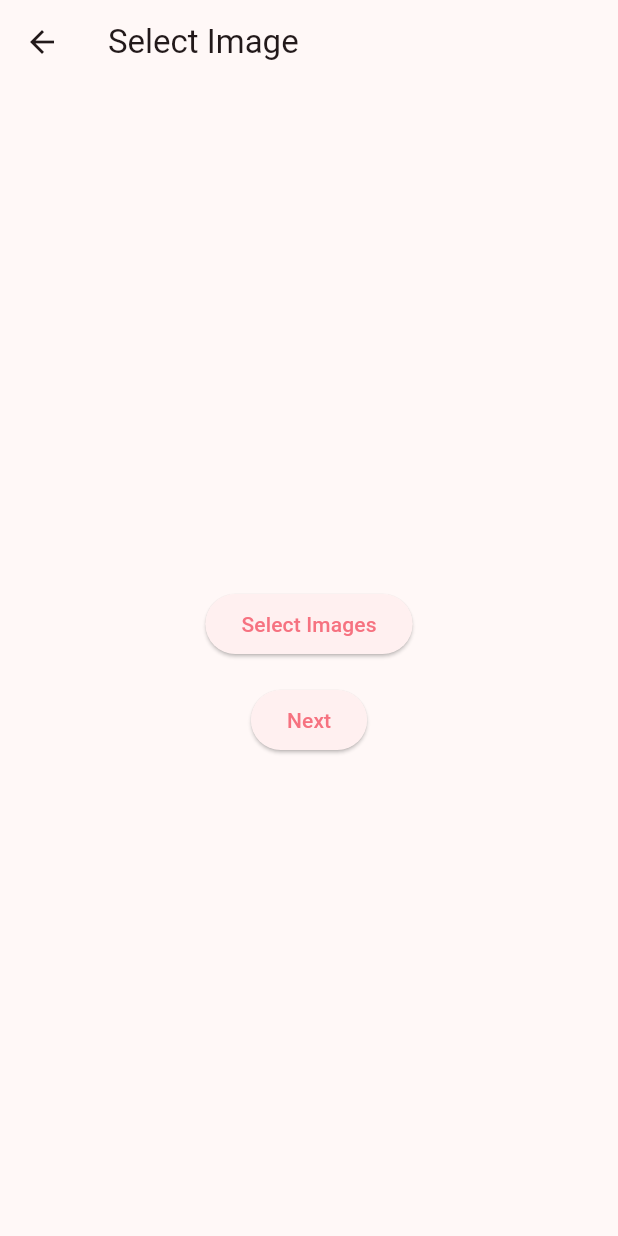
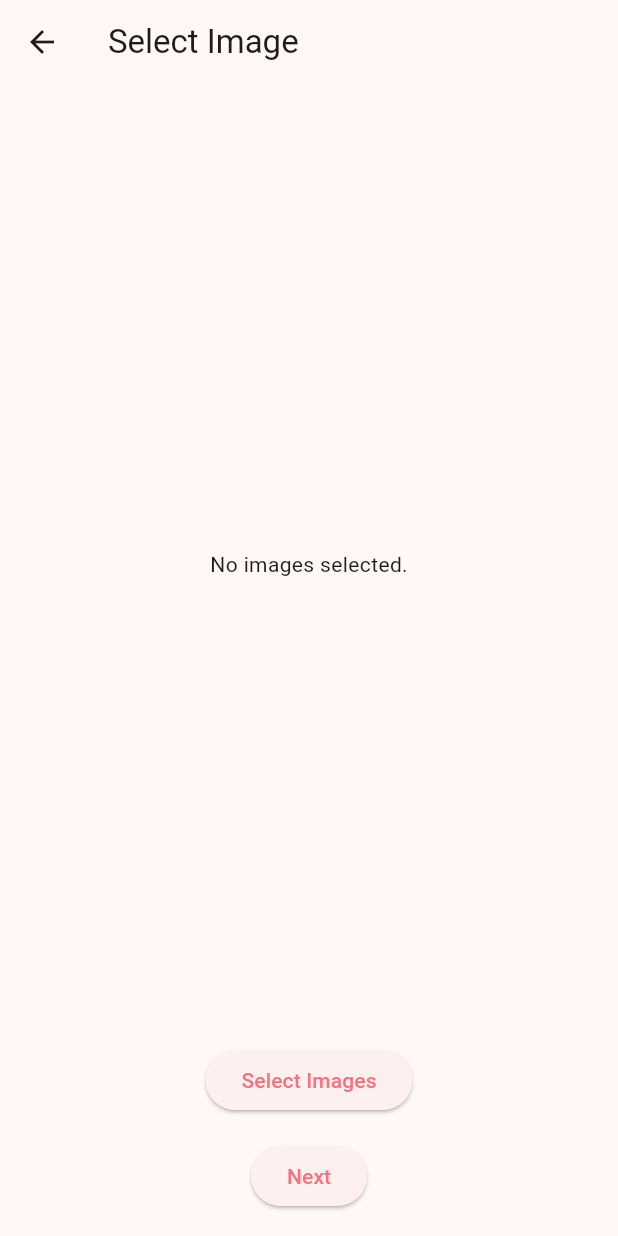
Before and after one commit to sehoon123/eggternal, a Flutter app: the SelectImageScreen screen opened directly with empty values, on a phone screen of 412 x 824 dp. Run offline on Flutter 3.47's test engine with Material 3 defaults, Android fonts, the phone set to English and light mode, and no system bars; our stand-ins replace cloud_firestore, firebase_auth, firebase_core, firebase_storage, flutter_dotenv, geocoding and 10 more; missing offline and left inert: flutter_line_sdk, geoflutterfire2, kakao_flutter_sdk; accounts and stored records are empty; generated files the repository leaves out were written again.

Commit message:
화면 레이아웃 수정

```diff
--- a/lib/screens/select_image_screen.dart
+++ b/lib/screens/select_image_screen.dart
@@ -53,22 +53,20 @@ class _SelectImageScreenState extends State<SelectImageScreen> {
       appBar: AppBar(
         title: const Text('Select Image'),
       ),
-      body: Center(
-        child: Column(
-          mainAxisAlignment: MainAxisAlignment.center,
+      body: Column(
         children: [
-            // Display the selected images using GridView.builder
-            if (_images.isNotEmpty) // Use _images instead of widget.images
-              Expanded( // Wrap the GridView in an Expanded widget
-                child: GridView.builder(
-                  itemCount: _images.length, // Use _images instead of widget.images
+          Expanded(
+            child: Center(
+              child: _images.isNotEmpty
+                  ? GridView.builder(
+                      itemCount: _images.length,
                       gridDelegate: const SliverGridDelegateWithFixedCrossAxisCount(
-                    crossAxisCount:   3,
-                    crossAxisSpacing:   8.0,
-                    mainAxisSpacing:   8.0,
+                        crossAxisCount: 3,
+                        crossAxisSpacing: 8.0,
+                        mainAxisSpacing: 8.0,
                       ),
                       itemBuilder: (context, index) {
-                    final image = _images[index]; // Use _images instead of widget.images
+                        final image = _images[index];
                         return Stack(
                           fit: StackFit.expand,
                           children: [
@@ -77,8 +75,8 @@ class _SelectImageScreenState extends State<SelectImageScreen> {
                               fit: BoxFit.cover,
                             ),
                             Positioned(
-                          right:   5,
-                          top:   5,
+                              right: 5,
+                              top: 5,
                               child: GestureDetector(
                                 onTap: () => _removeImage(index),
                                 child: Container(
@@ -89,7 +87,7 @@ class _SelectImageScreenState extends State<SelectImageScreen> {
                                   child: Icon(
                                     Icons.remove_circle,
                                     color: Theme.of(context).primaryColor,
-                                size:   24,
+                                    size: 24,
                                   ),
                                 ),
                               ),
@@ -97,33 +95,33 @@ class _SelectImageScreenState extends State<SelectImageScreen> {
                           ],
                         );
                       },
+                    )
+                  : const Text('No images selected.'),
             ),
           ),
-            const SizedBox(height:   16.0),
           ElevatedButton(
-              onPressed: _selectImages, // Call the _selectImages method
+            onPressed: _selectImages,
             child: const Text('Select Images'),
           ),
-            const SizedBox(height:   16.0),
+          const SizedBox(height: 16.0),
           ElevatedButton(
             onPressed: () {
-                // Navigate to the next screen with the title, content, and selected images
               Navigator.push(
                 context,
                 MaterialPageRoute(
                   builder: (context) => SelectDueDateScreen(
                     title: widget.title,
                     content: widget.content,
-                      images: _images, // Pass the _images list to the next screen
-                      selectedLocation: widget.selectedLocation, // Pass the selected location
+                    images: _images,
+                    selectedLocation: widget.selectedLocation,
                   ),
                 ),
               );
             },
             child: const Text('Next'),
           ),
+          const SizedBox(height: 16.0), // Add some spacing at the bottom for better UI
         ],
-        ),
       ),
     );
   }
```
Lines whose indentation alone changed are shown as unchanged.
